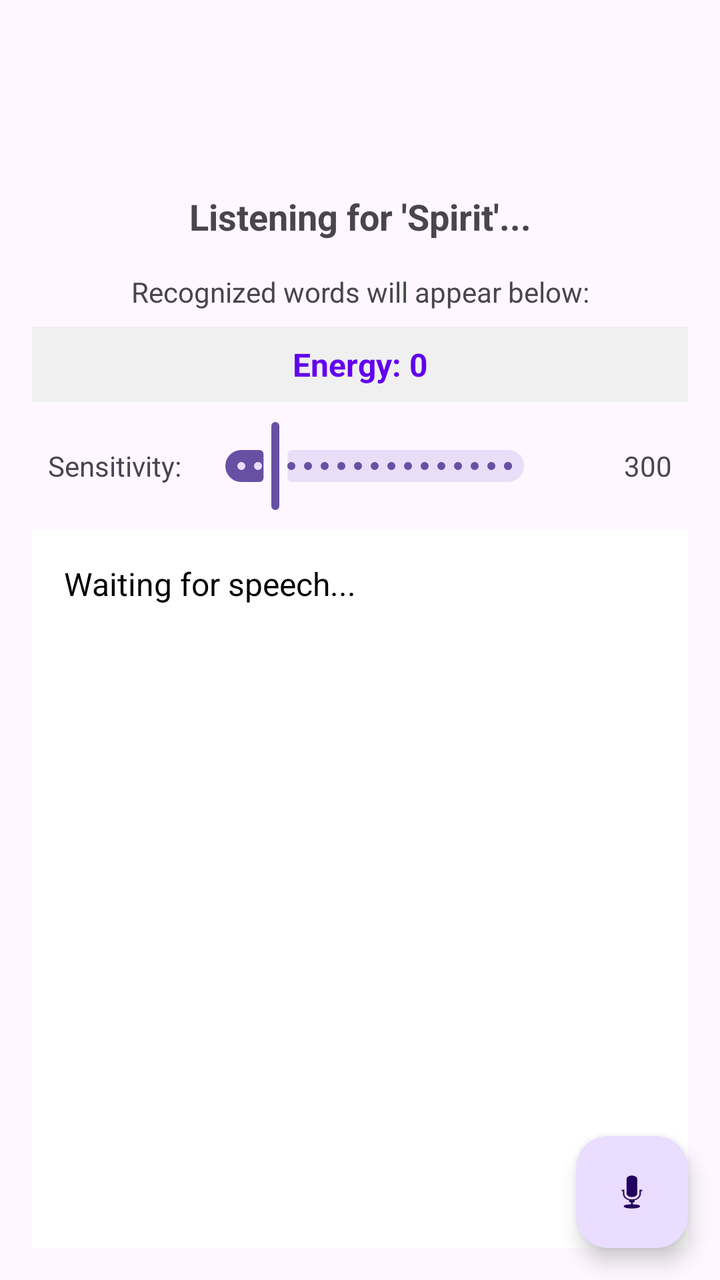
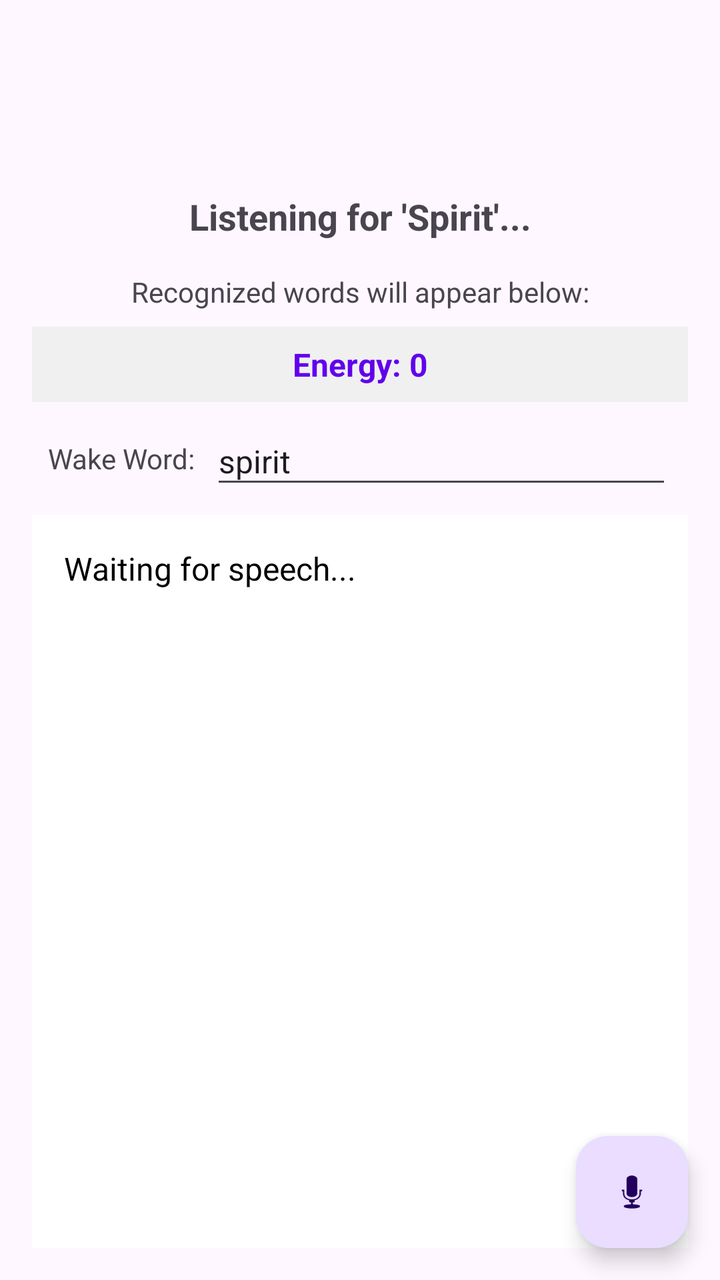

The first picture is an Android layout as it rendered before a commit; the second is the same layout after the commit. The layout source and the unified diff follow.
<!-- AndroidManifest.xml: activity theme Theme.Spirit -->
<!-- res/layout/activity_main.xml -->
<?xml version="1.0" encoding="utf-8"?>
<androidx.coordinatorlayout.widget.CoordinatorLayout xmlns:android="http://schemas.android.com/apk/res/android"
    xmlns:app="http://schemas.android.com/apk/res-auto"
    xmlns:tools="http://schemas.android.com/tools"
    android:layout_width="match_parent"
    android:layout_height="match_parent"
    android:fitsSystemWindows="true"
    tools:context=".MainActivity">

    <com.google.android.material.appbar.AppBarLayout
        android:layout_width="match_parent"
        android:layout_height="wrap_content"
        android:fitsSystemWindows="true">

        <com.google.android.material.appbar.MaterialToolbar
            android:id="@+id/toolbar"
            android:layout_width="match_parent"
            android:layout_height="?attr/actionBarSize" />

    </com.google.android.material.appbar.AppBarLayout>

    <LinearLayout
        android:layout_width="match_parent"
        android:layout_height="match_parent"
        android:orientation="vertical"
        android:padding="16dp"
        app:layout_behavior="@string/appbar_scrolling_view_behavior">

        <TextView
            android:id="@+id/statusText"
            android:layout_width="match_parent"
            android:layout_height="wrap_content"
            android:text="Listening for 'Spirit'..."
            android:textSize="18sp"
            android:textStyle="bold"
            android:gravity="center"
            android:padding="16dp" />

        <TextView
            android:id="@+id/instructionsText"
            android:layout_width="match_parent"
            android:layout_height="wrap_content"
            android:text="Recognized words will appear below:"
            android:textSize="14sp"
            android:gravity="center"
            android:paddingBottom="8dp" />

        <TextView
            android:id="@+id/energyLevel"
            android:layout_width="match_parent"
            android:layout_height="wrap_content"
            android:text="Energy: 0"
            android:textSize="16sp"
            android:textStyle="bold"
            android:textColor="#FF6200EE"
            android:gravity="center"
            android:padding="8dp"
            android:background="#F0F0F0" />

        <LinearLayout
            android:layout_width="match_parent"
            android:layout_height="wrap_content"
            android:orientation="horizontal"
            android:padding="8dp"
            android:gravity="center_vertical">

            <TextView
                android:layout_width="wrap_content"
                android:layout_height="wrap_content"
                android:text="Sensitivity:"
                android:textSize="14sp"
                android:paddingEnd="8dp" />

            <com.google.android.material.slider.Slider
                android:id="@+id/energyThresholdSlider"
                android:layout_width="0dp"
                android:layout_height="wrap_content"
                android:layout_weight="1"
                android:valueFrom="50"
                android:valueTo="2000"
                android:value="300"
                android:stepSize="50" />

            <TextView
                android:id="@+id/thresholdValue"
                android:layout_width="60dp"
                android:layout_height="wrap_content"
                android:text="300"
                android:textSize="14sp"
                android:gravity="end"
                android:paddingStart="8dp" />
        </LinearLayout>

        <ScrollView
            android:layout_width="match_parent"
            android:layout_height="0dp"
            android:layout_weight="1"
            android:background="@android:color/white"
            android:padding="8dp">

            <TextView
                android:id="@+id/recognizedWords"
                android:layout_width="match_parent"
                android:layout_height="wrap_content"
                android:textSize="16sp"
                android:textColor="@android:color/black"
                android:padding="8dp"
                android:text="Waiting for speech..." />
        </ScrollView>
    </LinearLayout>

    <com.google.android.material.floatingactionbutton.FloatingActionButton
        android:id="@+id/fab"
        android:layout_width="wrap_content"
        android:layout_height="wrap_content"
        android:layout_gravity="bottom|end"
        android:layout_marginEnd="@dimen/fab_margin"
        android:layout_marginBottom="16dp"
        app:srcCompat="@android:drawable/ic_btn_speak_now" />

</androidx.coordinatorlayout.widget.CoordinatorLayout>
<!-- resources referenced by this layout -->
<resources>
  <dimen name="fab_margin">16dp</dimen>
  <style name="Theme.Spirit" parent="Base.Theme.Spirit" />
  <style name="Base.Theme.Spirit" parent="Theme.Material3.DayNight.NoActionBar">
          
          
      </style>
</resources>

<!-- the commit's change to res/layout/activity_main.xml (unified diff, before → after) -->
@@ -67,6 +67,35 @@
             <TextView
                 android:layout_width="wrap_content"
                 android:layout_height="wrap_content"
+                android:text="Wake Word:"
+                android:textSize="14sp"
+                android:paddingEnd="8dp" />
+
+            <com.google.android.material.textfield.TextInputEditText
+                android:id="@+id/wakeWordInput"
+                android:layout_width="0dp"
+                android:layout_height="wrap_content"
+                android:layout_weight="1"
+                android:hint="spirit,精灵,hey spirit"
+                android:text="spirit"
+                android:textSize="16sp"
+                android:singleLine="true"
+                android:imeOptions="actionDone"
+                android:inputType="text" />
+        </LinearLayout>
+
+        <LinearLayout
+            android:id="@+id/sensitivityLayout"
+            android:layout_width="match_parent"
+            android:layout_height="wrap_content"
+            android:orientation="horizontal"
+            android:padding="8dp"
+            android:gravity="center_vertical"
+            android:visibility="gone">
+
+            <TextView
+                android:layout_width="wrap_content"
+                android:layout_height="wrap_content"
                 android:text="Sensitivity:"
                 android:textSize="14sp"
                 android:paddingEnd="8dp" />
